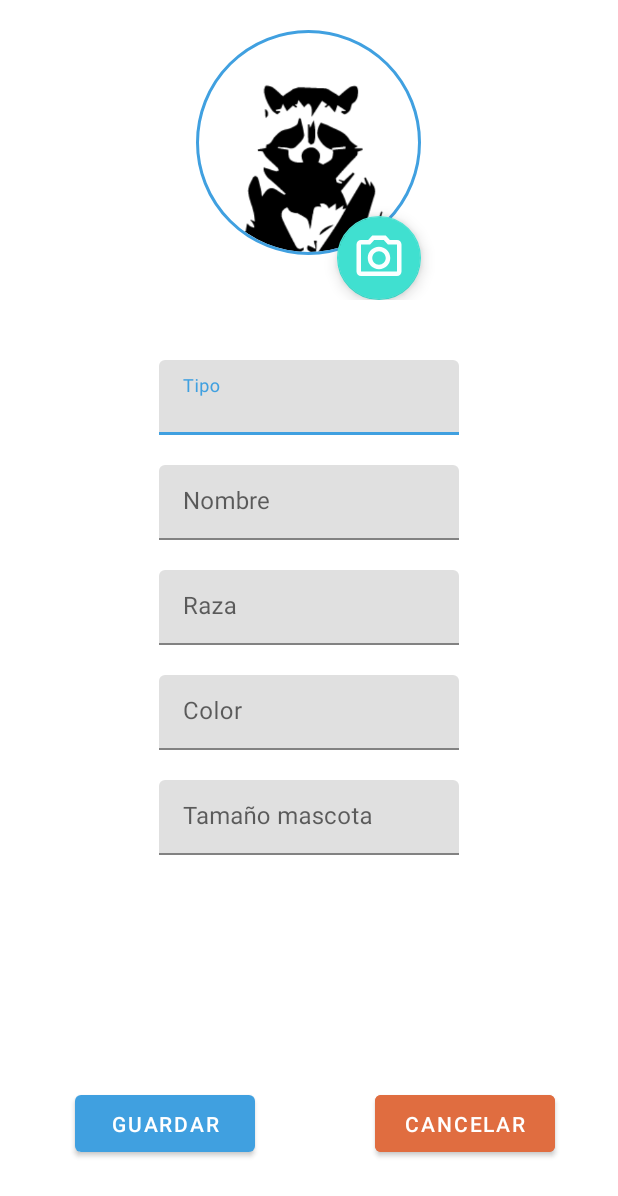
After one commit to matiasErenchun/ProyectoTecnologiasMoviles-, an Android app: the layout fragment_agregar_mascota.xml on its own in the app's theme, with its tools: preview values and no code run, on a phone screen of 412 x 824 dp. The commit adds this screen. Shown: the top 1196 px of the screen. Run offline under Robolectric (Android 15) with nearby library versions, the phone set to English and light mode, and no system bars.

Commit message:
Añadir una mascota en interfaz cliente

```diff
--- a/app/build.gradle
+++ b/app/build.gradle
@@ -39,9 +39,12 @@ android {
 
 dependencies {
 
+
+    implementation 'de.hdodenhof:circleimageview:3.1.0'
     implementation 'androidx.multidex:multidex:2.0.1'
     implementation "org.jetbrains.kotlin:kotlin-stdlib:$kotlin_version"
     implementation 'androidx.appcompat:appcompat:1.3.0'
+    implementation 'androidx.appcompat:appcompat-resources:1.3.0'
     implementation 'androidx.constraintlayout:constraintlayout:2.0.4'
     implementation 'androidx.legacy:legacy-support-v4:1.0.0'
     implementation 'androidx.lifecycle:lifecycle-livedata-ktx:2.3.1'
--- /dev/null
+++ b/app/src/main/java/com/example/VeterHub/AgregarMascotaFragment.kt
@@ -0,0 +1,52 @@
+package com.example.VeterHub
+
+import android.os.Bundle
+import android.view.*
+import android.widget.AdapterView
+import androidx.fragment.app.Fragment
+import android.widget.ArrayAdapter
+import android.widget.AutoCompleteTextView
+import com.google.android.material.textfield.TextInputLayout
+
+// TODO: Rename parameter arguments, choose names that match
+// the fragment initialization parameters, e.g. ARG_ITEM_NUMBER
+private const val ARG_PARAM1 = "param1"
+private const val ARG_PARAM2 = "param2"
+
+/**
+ * A simple [Fragment] subclass.
+ * Use the [AgregarMascotaFragment.newInstance] factory method to
+ * create an instance of this fragment.
+ */
+class AgregarMascotaFragment : Fragment() {
+
+    lateinit var myView:View;
+    lateinit var myText:TextInputLayout;
+
+
+    override fun onCreate(savedInstanceState: Bundle?) {
+        super.onCreate(savedInstanceState)
+
+    }
+
+
+    companion object {
+        /**
+         * Use this factory method to create a new instance of
+         * this fragment using the provided parameters.
+         *
+         * @param param1 Parameter 1.
+         * @param param2 Parameter 2.
+         * @return A new instance of fragment AgregarMascotaFragment.
+         */
+        // TODO: Rename and change types and number of parameters
+        @JvmStatic
+        fun newInstance(param1: String, param2: String) =
+            AgregarMascotaFragment().apply {
+                arguments = Bundle().apply {
+                    putString(ARG_PARAM1, param1)
+                    putString(ARG_PARAM2, param2)
+                }
+            }
+    }
+}
--- /dev/null
+++ b/app/src/main/java/com/example/VeterHub/PerfilMascotaFragment.kt
@@ -0,0 +1,59 @@
+package com.example.VeterHub
+
+import android.os.Bundle
+import androidx.fragment.app.Fragment
+import android.view.LayoutInflater
+import android.view.View
+import android.view.ViewGroup
+
+// TODO: Rename parameter arguments, choose names that match
+// the fragment initialization parameters, e.g. ARG_ITEM_NUMBER
+private const val ARG_PARAM1 = "param1"
+private const val ARG_PARAM2 = "param2"
+
+/**
+ * A simple [Fragment] subclass.
+ * Use the [PerfilMascotaFragment.newInstance] factory method to
+ * create an instance of this fragment.
+ */
+class PerfilMascotaFragment : Fragment() {
+    // TODO: Rename and change types of parameters
+    private var param1: String? = null
+    private var param2: String? = null
+
+    override fun onCreate(savedInstanceState: Bundle?) {
+        super.onCreate(savedInstanceState)
+        arguments?.let {
+            param1 = it.getString(ARG_PARAM1)
+            param2 = it.getString(ARG_PARAM2)
+        }
+    }
+
+    override fun onCreateView(
+        inflater: LayoutInflater, container: ViewGroup?,
+        savedInstanceState: Bundle?
+    ): View? {
+        // Inflate the layout for this fragment
+        return inflater.inflate(R.layout.fragment_perfil_mascota, container, false)
+    }
+
+    companion object {
+        /**
+         * Use this factory method to create a new instance of
+         * this fragment using the provided parameters.
+         *
+         * @param param1 Parameter 1.
+         * @param param2 Parameter 2.
+         * @return A new instance of fragment PerfilMascotaFragment.
+         */
+        // TODO: Rename and change types and number of parameters
+        @JvmStatic
+        fun newInstance(param1: String, param2: String) =
+            PerfilMascotaFragment().apply {
+                arguments = Bundle().apply {
+                    putString(ARG_PARAM1, param1)
+                    putString(ARG_PARAM2, param2)
+                }
+            }
+    }
+}
--- /dev/null
+++ b/app/src/main/res/drawable/outline_photo_camera_24.xml
@@ -0,0 +1,11 @@
+<vector xmlns:android="http://schemas.android.com/apk/res/android"
+    android:width="24dp"
+    android:height="24dp"
+    android:viewportWidth="24"
+    android:viewportHeight="24"
+    android:tint="@color/white">
+
+  <path
+      android:fillColor="@android:color/white"
+      android:pathData="M14.12,4l1.83,2L20,6v12L4,18L4,6h4.05l1.83,-2h4.24M15,2L9,2L7.17,4L4,4c-1.1,0 -2,0.9 -2,2v12c0,1.1 0.9,2 2,2h16c1.1,0 2,-0.9 2,-2L22,6c0,-1.1 -0.9,-2 -2,-2h-3.17L15,2zM12,9c1.65,0 3,1.35 3,3s-1.35,3 -3,3 -3,-1.35 -3,-3 1.35,-3 3,-3m0,-2c-2.76,0 -5,2.24 -5,5s2.24,5 5,5 5,-2.24 5,-5 -2.24,-5 -5,-5z"/>
+</vector>
--- /dev/null
+++ b/app/src/main/res/layout/fragment_agregar_mascota.xml
@@ -0,0 +1,216 @@
+<?xml version="1.0" encoding="utf-8"?>
+<RelativeLayout xmlns:android="http://schemas.android.com/apk/res/android"
+    xmlns:tools="http://schemas.android.com/tools"
+    xmlns:app="http://schemas.android.com/apk/res-auto"
+    android:id="@+id/activity_profile"
+    android:layout_width="match_parent"
+    android:layout_height="match_parent"
+    android:orientation="vertical">
+
+    <View
+        android:id="@+id/view"
+        android:layout_width="match_parent"
+        android:layout_height="200dp"
+        />
+
+    <ScrollView
+        android:id="@+id/scrollView_account"
+        android:layout_width="match_parent"
+        android:layout_height="match_parent">
+
+
+        <RelativeLayout
+            android:id="@+id/linear_account"
+            android:layout_width="match_parent"
+            android:layout_height="match_parent"
+            android:orientation="vertical">
+
+            <RelativeLayout
+                android:layout_width="match_parent"
+                android:layout_height="wrap_content"
+                android:layout_alignParentTop="true"
+                android:layout_alignParentStart="true">
+
+                <de.hdodenhof.circleimageview.CircleImageView
+                    android:id="@+id/imageview_account_profile"
+                    android:layout_width="150dp"
+                    android:layout_height="150dp"
+                    android:layout_marginTop="20dp"
+
+                    android:layout_centerHorizontal="true"
+                    android:src="@drawable/ahprofilepicpet"
+                    app:civ_border_color="@color/azul_500"
+                    app:civ_border_width="2dp" />
+
+                <com.google.android.material.floatingactionbutton.FloatingActionButton
+                    android:layout_width="wrap_content"
+                    android:layout_height="wrap_content"
+                    android:layout_alignParentBottom="true"
+                    android:layout_alignEnd="@+id/imageview_account_profile"
+                    android:layout_marginTop="10dp"
+                    android:id="@+id/floatingActionButton"
+                    android:src="@drawable/outline_photo_camera_24"
+                    app:maxImageSize="36dp"
+                    app:tint="@color/white"
+
+                    />
+
+                <LinearLayout
+                    android:layout_width="match_parent"
+                    android:layout_height="match_parent"
+                    android:layout_marginTop="100dp"
+                    android:orientation="vertical">
+
+                    <LinearLayout
+                        android:layout_width="match_parent"
+                        android:layout_height="match_parent"
+                        android:layout_marginLeft="10dp"
+                        android:layout_marginTop="100dp"
+                        android:layout_marginRight="10dp"
+                        android:orientation="vertical"></LinearLayout>
+                </LinearLayout>
+
+
+            </RelativeLayout>
+
+
+        </RelativeLayout>
+
+    </ScrollView>
+    <LinearLayout
+        android:layout_width="match_parent"
+        android:layout_height="match_parent"
+        android:layout_marginTop="240dp"
+        android:layout_marginBottom="150dp"
+        android:orientation="vertical">
+        <!--<com.google.android.material.textfield.TextInputLayout
+            android:id="@+id/id_menu_tipo_mascota"
+            style="@style/Widget.MaterialComponents.TextInputLayout.FilledBox.ExposedDropdownMenu"
+            android:layout_width="200dp"
+            android:layout_height="50dp"
+            android:hint="Tipo"
+            android:layout_gravity="center_horizontal">
+
+            <AutoCompleteTextView
+                android:layout_width="match_parent"
+                android:layout_height="wrap_content"
+                android:inputType="none"
+                />
+
+        </com.google.android.material.textfield.TextInputLayout>-->
+        <com.google.android.material.textfield.TextInputLayout
+            android:id="@+id/tipoMascota"
+            android:layout_width="200dp"
+            android:layout_height="50dp"
+            android:hint="Tipo"
+            android:layout_gravity="center_horizontal"
+            >
+
+
+            <com.google.android.material.textfield.TextInputEditText
+                android:id="@+id/tipoMascotaInput"
+                android:layout_width="match_parent"
+                android:layout_height="wrap_content"
+                />
+
+        </com.google.android.material.textfield.TextInputLayout>
+
+        <com.google.android.material.textfield.TextInputLayout
+            android:id="@+id/nombreMascota"
+            android:layout_width="200dp"
+            android:layout_height="50dp"
+            android:hint="Nombre"
+            android:layout_gravity="center_horizontal"
+            android:layout_marginTop="20dp"
+            >
+
+
+            <com.google.android.material.textfield.TextInputEditText
+                android:id="@+id/nombreMascotaInput"
+                android:layout_width="match_parent"
+                android:layout_height="wrap_content"
+                />
+
+        </com.google.android.material.textfield.TextInputLayout>
+        <com.google.android.material.textfield.TextInputLayout
+            android:id="@+id/raza"
+            android:layout_width="200dp"
+            android:layout_height="50dp"
+            android:hint="Raza"
+            android:layout_gravity="center_horizontal"
+            android:layout_marginTop="20dp"
+
+            >
+
+
+            <com.google.android.material.textfield.TextInputEditText
+                android:id="@+id/razaMascotaInput"
+                android:layout_width="match_parent"
+                android:layout_height="wrap_content"
+                />
+
+        </com.google.android.material.textfield.TextInputLayout>
+
+        <com.google.android.material.textfield.TextInputLayout
+            android:id="@+id/colorMascota"
+            android:layout_width="200dp"
+            android:layout_height="50dp"
+            android:hint="Color"
+            android:layout_gravity="center_horizontal"
+            android:layout_marginTop="20dp"
+            >
+
+
+            <com.google.android.material.textfield.TextInputEditText
+                android:id="@+id/colorMascotaInput"
+                android:layout_width="match_parent"
+                android:layout_height="wrap_content"
+                />
+
+        </com.google.android.material.textfield.TextInputLayout>
+
+        <com.google.android.material.textfield.TextInputLayout
+            android:id="@+id/tamañoMascota"
+            android:layout_width="200dp"
+            android:layout_height="50dp"
+            android:hint="Tamaño mascota"
+            android:layout_gravity="center_horizontal"
+            android:layout_marginTop="20dp"
+            >
+
+
+            <com.google.android.material.textfield.TextInputEditText
+                android:id="@+id/tamañoMascotaInput"
+                android:layout_width="match_parent"
+                android:layout_height="wrap_content"
+                />
+
+        </com.google.android.material.textfield.TextInputLayout>
+    </LinearLayout>
+    <RelativeLayout
+        android:layout_width="match_parent"
+        android:layout_height="150dp"
+        android:layout_alignParentBottom="true">
+        <Button
+            android:id="@+id/botonIniciarSesio"
+            android:layout_width="120dp"
+            android:layout_height="50dp"
+            android:text="Guardar"
+            android:layout_gravity="center"
+            android:layout_marginTop="50dp"
+            android:layout_marginLeft="50dp"
+            />
+        <Button
+            android:id="@+id/guardarMascota"
+            android:layout_width="120dp"
+            android:layout_height="50dp"
+            android:text="Cancelar"
+            android:layout_gravity="center"
+            android:layout_marginTop="50dp"
+            android:layout_marginLeft="250dp"
+            android:backgroundTint="@color/naranjo_500"
+            />
+
+    </RelativeLayout>
+
+</RelativeLayout>
--- /dev/null
+++ b/app/src/main/res/layout/fragment_perfil_mascota.xml
@@ -0,0 +1,9 @@
+<?xml version="1.0" encoding="utf-8"?>
+<FrameLayout xmlns:android="http://schemas.android.com/apk/res/android"
+    xmlns:tools="http://schemas.android.com/tools"
+    xmlns:app="http://schemas.android.com/apk/res-auto"
+    android:layout_width="match_parent"
+    android:layout_height="match_parent"
+    tools:context=".PerfilMascotaFragment">
+
+</FrameLayout>
--- a/app/src/main/res/menu/navigation_drawer_client.xml
+++ b/app/src/main/res/menu/navigation_drawer_client.xml
@@ -2,8 +2,10 @@
 <menu xmlns:android="http://schemas.android.com/apk/res/android">
     <group
         android:id="@+id/group1"
+
         >
-        <item android:id="@+id/perfilCliente" />
+        <item android:id="@+id/perfilCliente"
+            android:title="Perfil de cliente"/>
         <item
             android:id="@+id/historialDeMensajesCliente"
             android:title="Historial de mensajes" />
--- /dev/null
+++ b/app/src/main/res/menu/overflow_menu.xml
@@ -0,0 +1,8 @@
+<menu xmlns:android="http://schemas.android.com/apk/res/android">
+    <item android:id="@+id/option_1"
+        android:title="Perro" />
+    <item android:id="@+id/option_2"
+        android:title="Gato" />
+    <item android:id="@+id/option_3"
+        android:title="Caballo" />
+</menu>
```
Also changed, not shown: app/src/main/res/drawable/ahprofilepicpet.png (added), app/src/main/res/drawable/outline_photo_camera_white_36.png (added).
